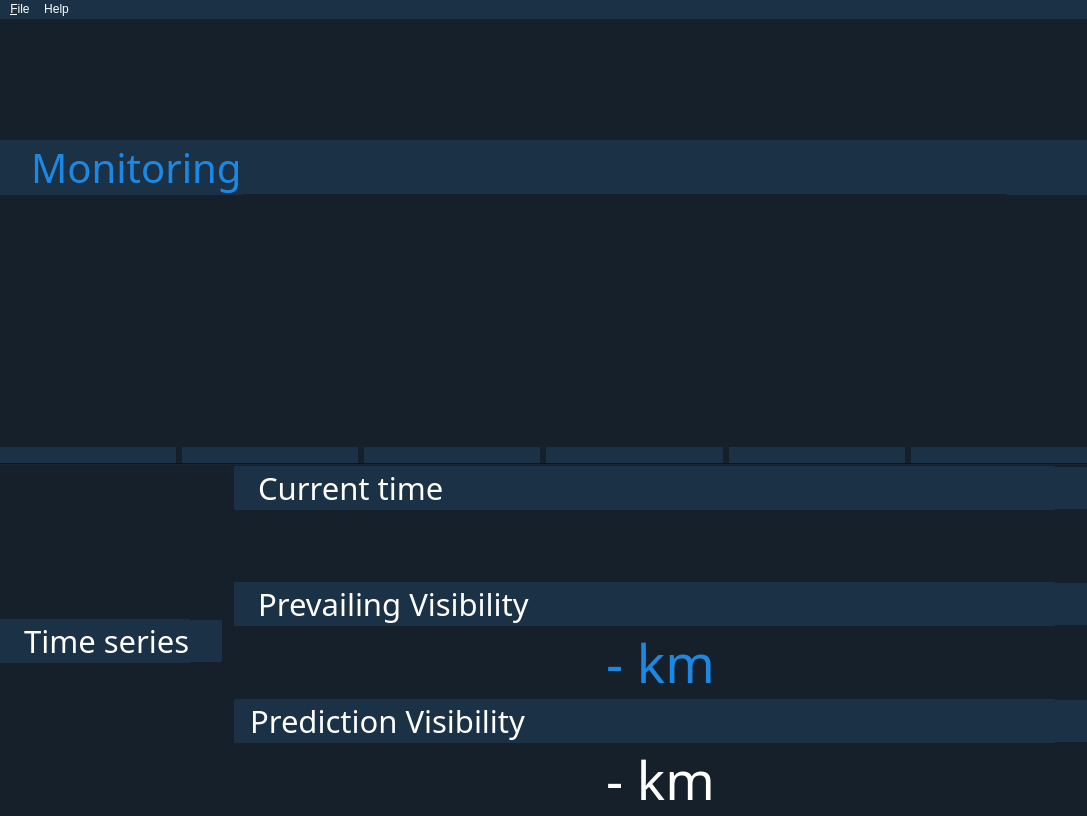
First picture: the form in src/resources/main_window.ui, repository sijung21/js06, before the edit.
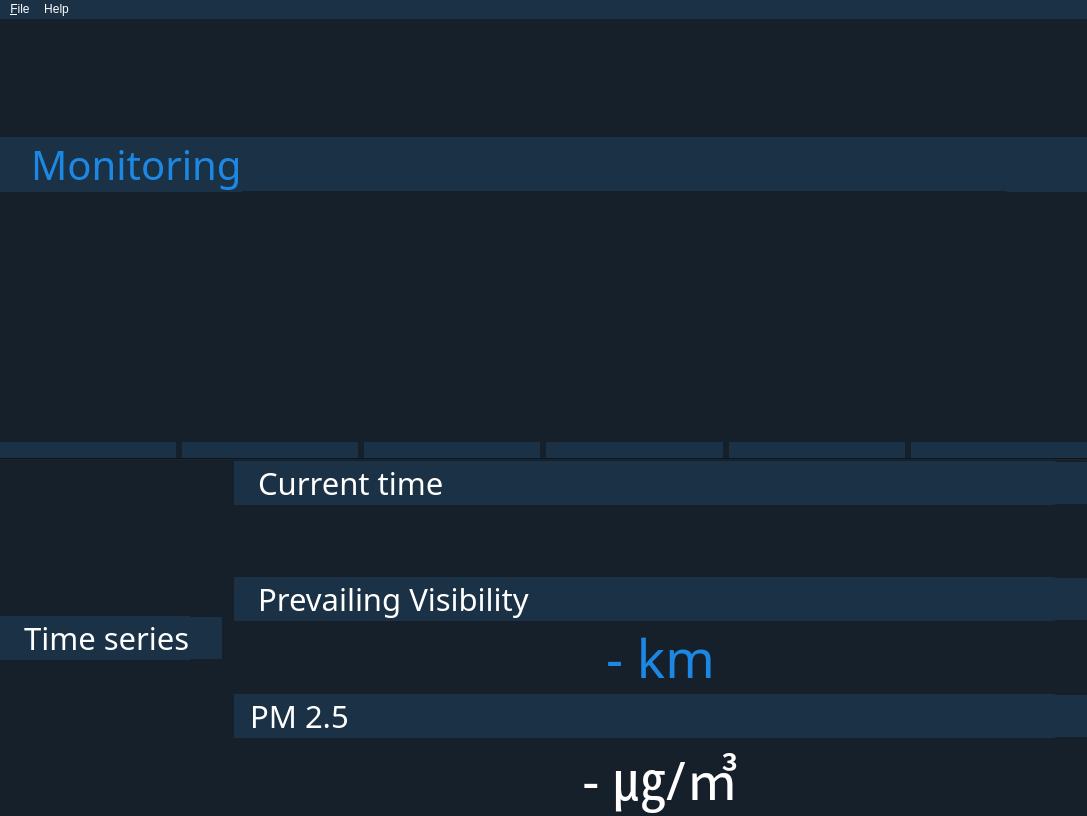
Second picture: the form after the edit. Icons and pictures are not drawn.

The edit to the form file:
```diff
--- a/src/resources/main_window.ui
+++ b/src/resources/main_window.ui
@@ -917,7 +917,7 @@
 color: #ffffff;</string>
               </property>
               <property name="text">
-               <string>  Prediction Visibility</string>
+               <string>  PM 2.5</string>
               </property>
              </widget>
             </item>
@@ -974,7 +974,7 @@
              <string notr="true">color:#ffffff</string>
             </property>
             <property name="text">
-             <string>- km</string>
+             <string>- ㎍/㎥</string>
             </property>
             <property name="alignment">
              <set>Qt::AlignCenter</set>
```
